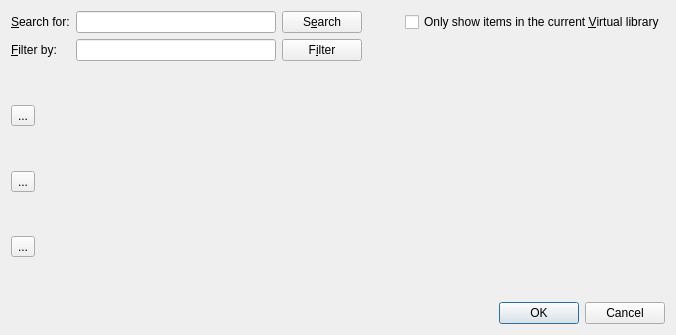
Qt form src/calibre/gui2/dialogs/tag_list_editor.ui (kovidgoyal/calibre) before a commit.
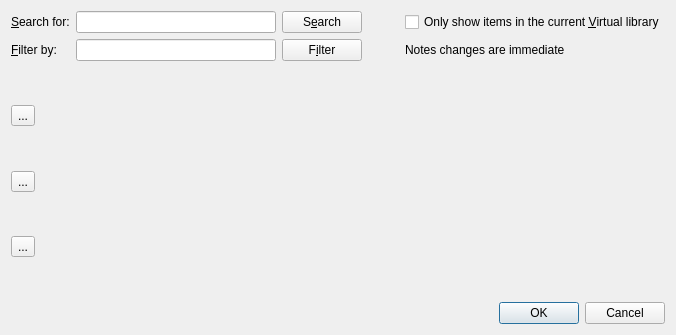
The same form after that commit. Icons and pictures are not drawn. Custom widgets are drawn as their Qt base class.

Commit message:
Add editing notes to manage categories, and to the context menu of the tag browser.
Still to do: adding notes to manage authors.

Patch:
```diff
--- a/src/calibre/gui2/dialogs/tag_list_editor.ui
+++ b/src/calibre/gui2/dialogs/tag_list_editor.ui
@@ -127,6 +127,17 @@
      </property>
     </widget>
    </item>
+   <item row="1" column="4">
+    <widget class="QLabel">
+     <property name="text">
+      <string>Notes changes are immediate</string>
+     </property>
+     <property name="toolTip">
+      <string>Creating or changing a note has immediate effect. They are not
+reverted by undo or canceling this dialog</string>
+     </property>
+    </widget>
+   </item>
    <item row="2" column="0">
     <layout class="QVBoxLayout" name="verticalLayout_2">
      <item>
```
The commit also changes 2 other files.
